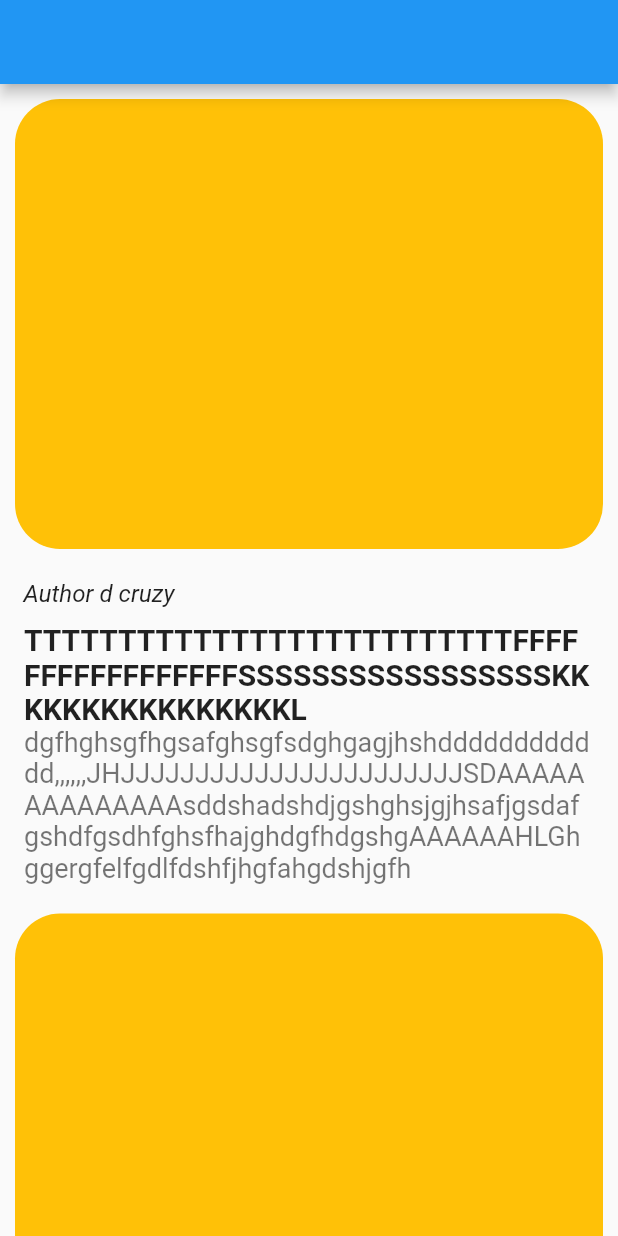
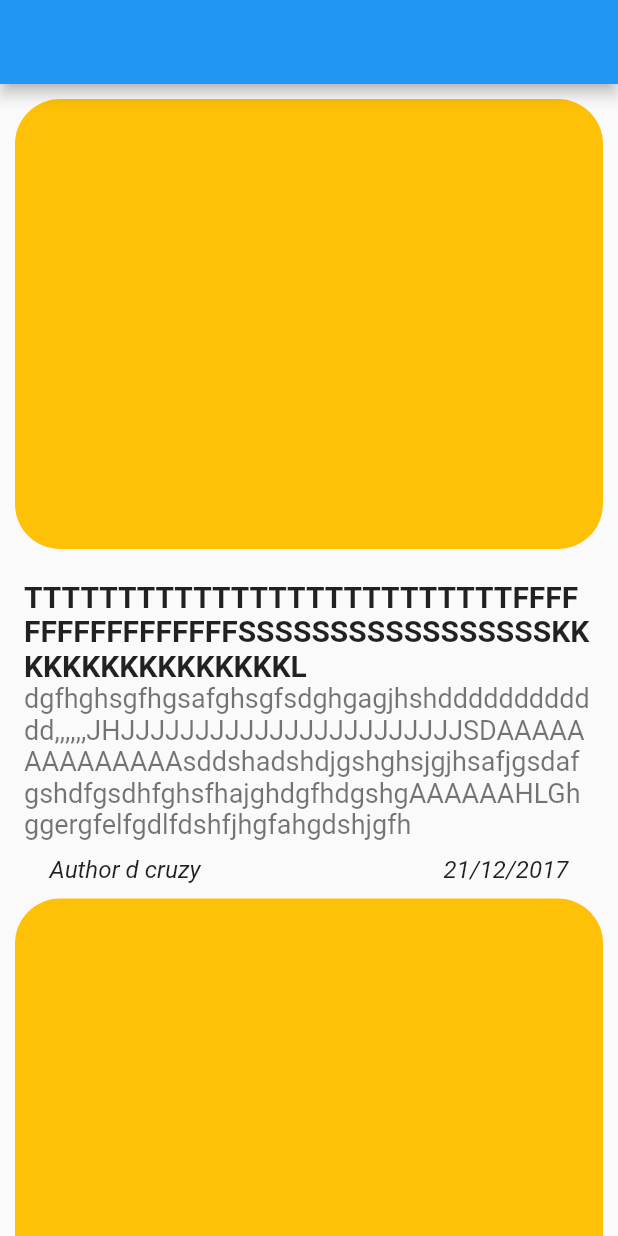
Before and after one commit to Nived-Manoj/News-App, a Flutter app: the screen it shows after launch, on a phone screen of 412 x 824 dp. Run offline on Flutter 3.47's test engine with Material 2 defaults, Android fonts, the phone set to English and light mode, and no system bars.

Commit message:
initial commit

```diff
--- a/lib/view/home_screen.dart
+++ b/lib/view/home_screen.dart
@@ -20,16 +20,6 @@ class HomeScreen extends StatelessWidget {
                       borderRadius: BorderRadius.circular(30)),
                 ),
               ),
-              SizedBox(
-                height: 10,
-              ),
-              Padding(
-                padding: const EdgeInsets.only(right: 280),
-                child: Text(
-                  "Author d cruzy",
-                  style: TextStyle(fontSize: 16, fontStyle: FontStyle.italic),
-                ),
-              ),
               ListTile(
                 minVerticalPadding: 10,
                 title: Text(
@@ -45,6 +35,22 @@ class HomeScreen extends StatelessWidget {
                     fontSize: 18,
                   ),
                 ),
+              ),
+              Row(
+                mainAxisAlignment: MainAxisAlignment.spaceAround,
+                children: [
+                  Text(
+                    "Author d cruzy",
+                    style: TextStyle(fontSize: 16, fontStyle: FontStyle.italic),
+                  ),
+                  SizedBox(
+                    width: 30,
+                  ),
+                  Text(
+                    "21/12/2017",
+                    style: TextStyle(fontSize: 16, fontStyle: FontStyle.italic),
+                  ),
+                ],
               )
             ],
           ),
```
